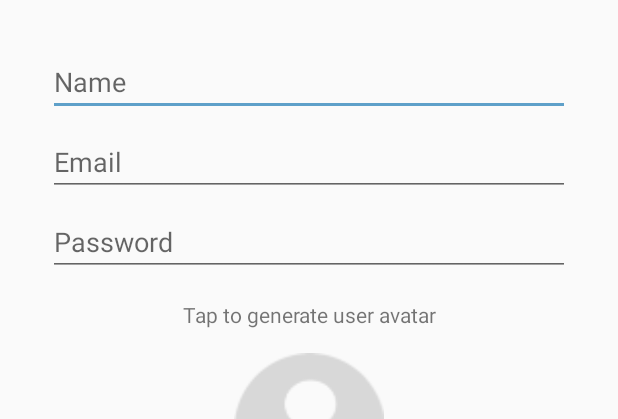
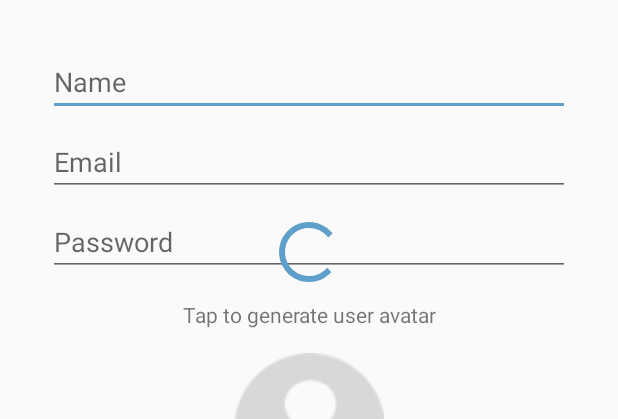
Before and after one commit to nitishmaropost/Smack, an Android app: the layout activity_create_user.xml on its own in the app's theme, with its tools: preview values and no code run, on a phone screen of 412 x 824 dp. Shown: the top 419 px of the screen. Run offline under Robolectric (Android 15) with nearby library versions, the phone set to English and light mode, and no system bars.

Commit message:
Create user activity refactoring

```diff
--- a/app/src/main/java/com/coderswag/nitish/smack/smack/Utilities/Constants.kt
+++ b/app/src/main/java/com/coderswag/nitish/smack/smack/Utilities/Constants.kt
@@ -4,3 +4,4 @@ const val BASE_URL = "https://testchattychat.herokuapp.com/v1/"
 const val REGISTER_URL = "${BASE_URL}account/register"
 const val LOGIN_URL = "${BASE_URL}account/login"
 const val ADD_USER_URL = "${BASE_URL}user/add"
+const val BROADCAST_USER_DATA_CHANGE = "BROADCAST_USER_DATA_CHANGE"
--- a/app/src/main/res/layout/activity_create_user.xml
+++ b/app/src/main/res/layout/activity_create_user.xml
@@ -105,4 +105,15 @@
         app:layout_constraintBottom_toBottomOf="parent"
         app:layout_constraintEnd_toEndOf="parent"
         app:layout_constraintStart_toStartOf="parent" />
+
+    <ProgressBar
+        android:id="@+id/progressBarCreateUser"
+        style="?android:attr/progressBarStyle"
+        android:layout_width="wrap_content"
+        android:layout_height="wrap_content"
+        android:layout_marginBottom="8dp"
+        app:layout_constraintBottom_toTopOf="@+id/textView2"
+        app:layout_constraintEnd_toEndOf="parent"
+        app:layout_constraintHorizontal_bias="0.5"
+        app:layout_constraintStart_toStartOf="parent" />
 </android.support.constraint.ConstraintLayout>
```
Also changed, not shown: app/src/main/java/com/coderswag/nitish/smack/smack/Controllers/CreateUserActivity.kt (+39 -16 lines), app/src/main/java/com/coderswag/nitish/smack/smack/Services/AuthService.kt (+9 -12 lines).
